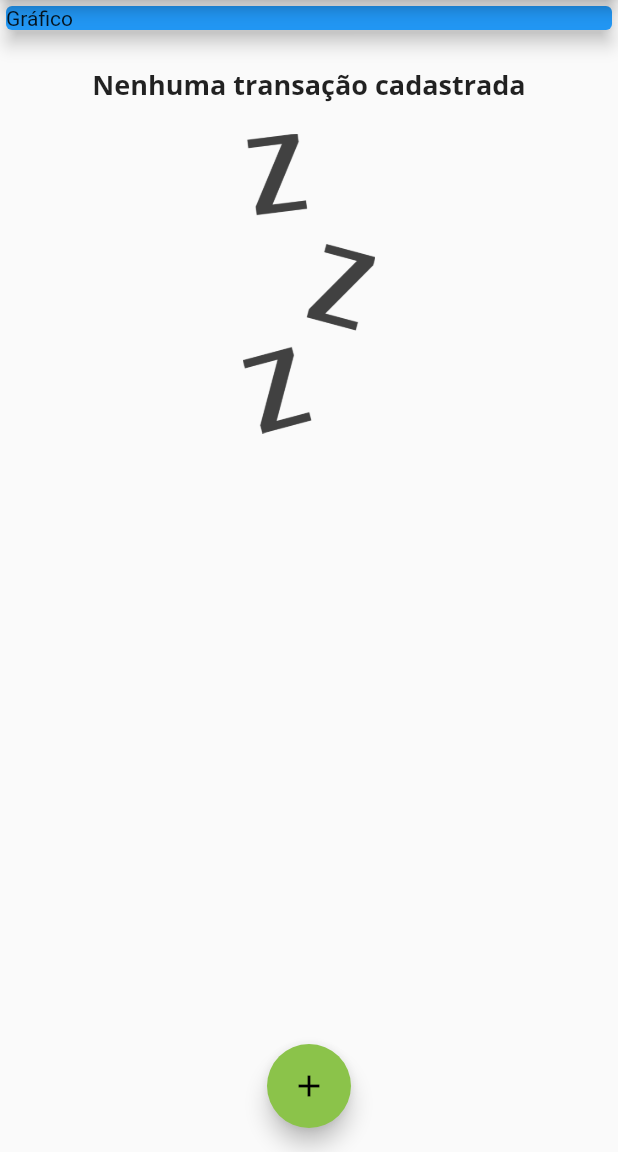
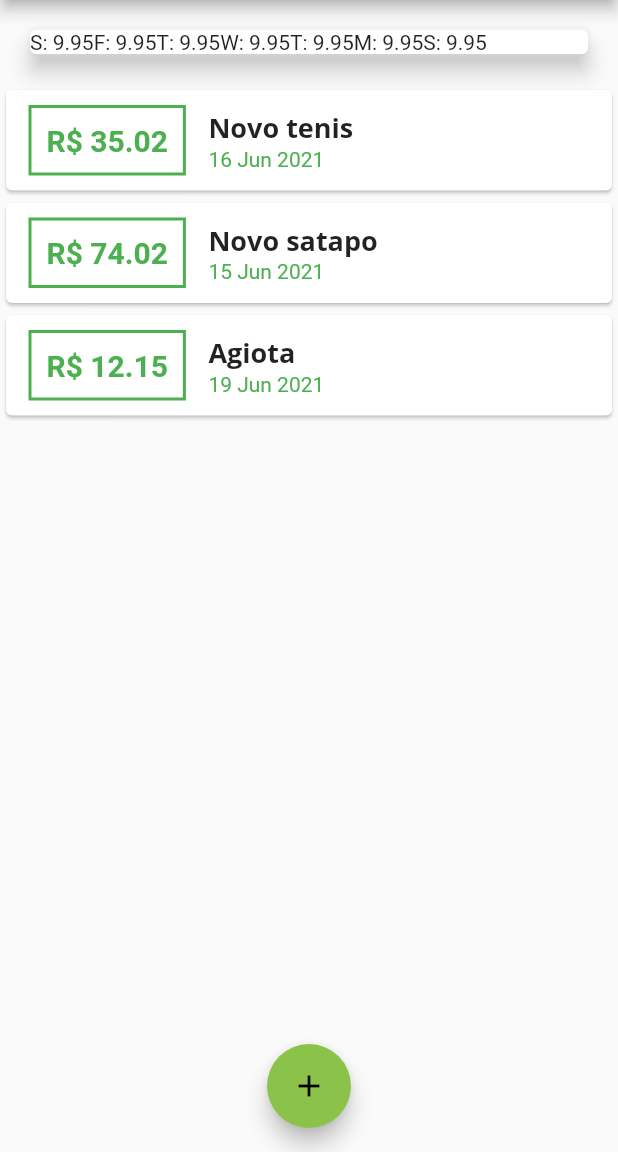
Before and after one commit to AlexBarroSS/yespense, a Flutter app: the screen it shows after launch, on a phone screen of 412 x 824 dp, the part 84-1236 px from its top. Run offline on Flutter 3.47's test engine with Material 2 defaults, Android fonts, the phone set to English and light mode, and no system bars.

Commit message:
Chart Widget

```diff
--- /dev/null
+++ b/lib/components/chart.dart
@@ -0,0 +1,49 @@
+import 'package:flutter/cupertino.dart';
+import 'package:flutter/material.dart';
+import 'package:intl/intl.dart';
+import 'package:yespense/model/transactions.dart';
+
+class Chart extends StatelessWidget {
+  late final List<Transaction> recentTransactions;
+
+  Chart(this.recentTransactions);
+
+  List<Map<String, Object>> get groupedTransactions {
+    return List.generate(7, (index) {
+      final weekly = DateTime.now().subtract(
+        Duration(days: index),
+      );
+
+      double totalSoma = 0.0;
+
+      for (var i = 0; i < recentTransactions.length; i++) {
+        bool sameDay = recentTransactions[i].date.day == weekly.day;
+        bool sameMonth = recentTransactions[i].date.month == weekly.month;
+        bool sameYear = recentTransactions[i].date.year == weekly.year;
+
+        if (sameDay && sameMonth && sameYear) {
+          totalSoma += recentTransactions[i].value;
+        }
+      }
+
+      return {
+        'day': DateFormat.E().format(weekly)[0],
+        'value': 9.95,
+      };
+    });
+  }
+
+  @override
+  Widget build(BuildContext context) {
+    groupedTransactions;
+    return Card(
+      elevation: 6,
+      margin: EdgeInsets.all(20),
+      child: Row(
+        children: groupedTransactions
+            .map((e) => Text("${e['day']}: ${e['value']}"))
+            .toList(),
+      ),
+    );
+  }
+}
--- /dev/null
+++ b/lib/components/chart_bar.dart
@@ -0,0 +1,8 @@
+import 'package:flutter/cupertino.dart';
+
+class CharBar extends StatelessWidget {
+  @override
+  Widget build(BuildContext context) {
+    return Container();
+  }
+}
--- a/lib/main.dart
+++ b/lib/main.dart
@@ -1,6 +1,7 @@
 import 'dart:math';
 
 import 'package:flutter/material.dart';
+import 'package:yespense/components/chart.dart';
 import 'package:yespense/components/transaction_form.dart';
 import 'package:yespense/components/transactions_list.dart';
 import 'package:yespense/model/transactions.dart';
@@ -46,19 +47,33 @@ class HomePage extends StatefulWidget {
 
 class _HomePageState extends State<HomePage> {
   List<Transaction> _transactions = [
-    // Transaction(
-    //   id: 't1',
-    //   title: 'Novo tenis',
-    //   value: 35.02,
-    //   date: DateTime.now(),
-    // ),
-    // Transaction(
-    //   id: 't2',
-    //   title: 'Agiota',
-    //   value: 12.15,
-    //   date: DateTime.now(),
-    // ),
+    Transaction(
+      id: 't1',
+      title: 'Novo tenis',
+      value: 35.02,
+      date: DateTime.now().subtract(Duration(days: 3)),
+    ),
+    Transaction(
+      id: 't3',
+      title: 'Novo satapo',
+      value: 74.02,
+      date: DateTime.now().subtract(Duration(days: 4)),
+    ),
+    Transaction(
+      id: 't2',
+      title: 'Agiota',
+      value: 12.15,
+      date: DateTime.now(),
+    ),
   ];
+
+  List<Transaction> get _recentTransactions {
+    return _transactions.where((element) {
+      return element.date.isAfter(DateTime.now().subtract(
+        Duration(days: 7),
+      ));
+    }).toList();
+  }
 
   _addTransaction(String title, double value) {
     final newTransaction = Transaction(
@@ -100,15 +115,9 @@ class _HomePageState extends State<HomePage> {
         child: Column(
           crossAxisAlignment: CrossAxisAlignment.stretch,
           children: <Widget>[
-            Container(
-              child: Card(
-                color: Colors.blue,
-                child: Text("Gráfico"),
-                elevation: 5,
-              ),
-            ),
             Column(
               children: <Widget>[
+                Chart(_recentTransactions),
                 TransactionsList(_transactions),
               ],
             ),
```
